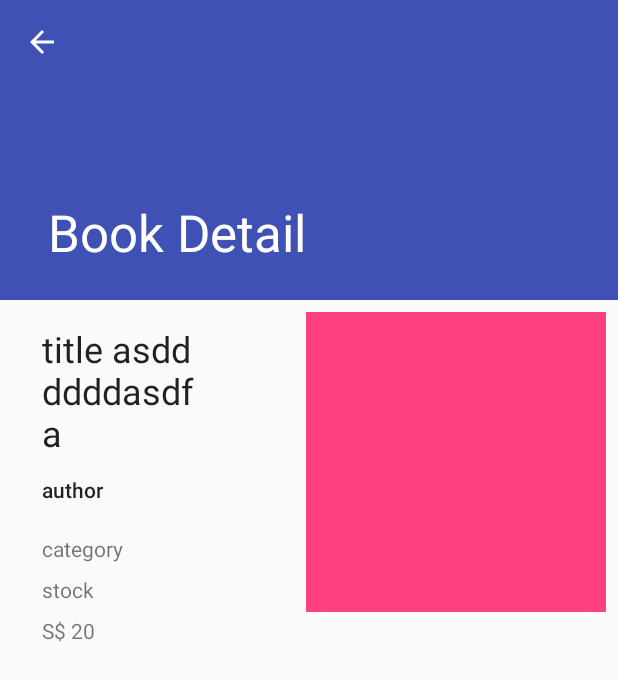
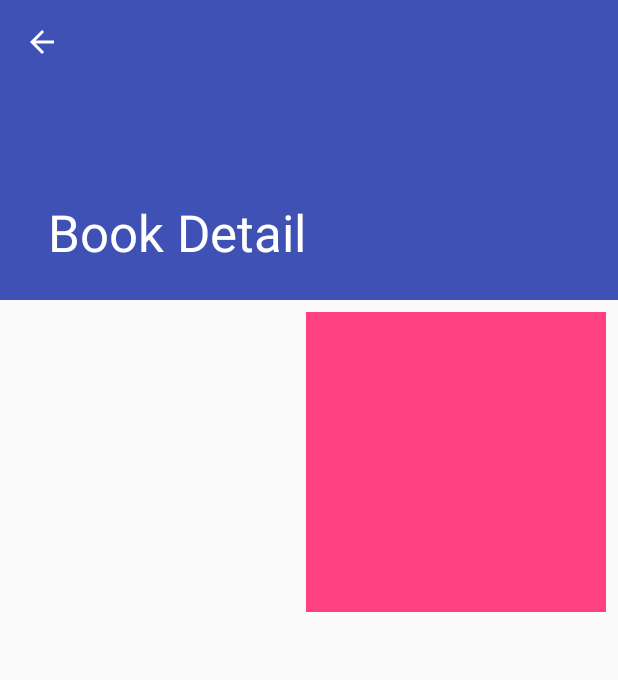
Before and after one commit to cktan105/SevenBooksApp, an Android app: the BookDetailFragment screen opened directly, with no data from a screen before it, on a phone screen of 412 x 824 dp. Shown: the top 680 px of the screen. Run offline under Robolectric (Android 15) with nearby library versions, the phone set to English and light mode, and no system bars; 1 statement that could not run was skipped.

Commit message:
Clean up

```diff
--- a/app/src/main/res/layout/book_detail.xml
+++ b/app/src/main/res/layout/book_detail.xml
@@ -12,8 +12,7 @@
         android:layout_height="wrap_content"
         android:layout_marginStart="28dp"
         android:layout_marginTop="16dp"
-        android:text="title asddddddasdf a"
-        app:layout_constraintEnd_toStartOf="@+id/image"
+        app:layout_constraintEnd_toStartOf="@+id/book_image"
         app:layout_constraintHorizontal_bias="0.0"
         app:layout_constraintStart_toStartOf="parent"
         app:layout_constraintTop_toTopOf="parent" />
@@ -35,7 +34,6 @@
         android:layout_height="wrap_content"
         android:layout_marginStart="28dp"
         android:layout_marginTop="12dp"
-        android:text="author"
         android:textIsSelectable="true"
         app:layout_constraintStart_toStartOf="parent"
         app:layout_constraintTop_toBottomOf="@+id/title" />
@@ -46,7 +44,6 @@
         android:layout_height="wrap_content"
         android:layout_marginStart="28dp"
         android:layout_marginTop="20dp"
-        android:text="category"
         app:layout_constraintStart_toStartOf="parent"
         app:layout_constraintTop_toBottomOf="@+id/author" />
 
@@ -56,7 +53,6 @@
         android:layout_height="wrap_content"
         android:layout_marginStart="28dp"
         android:layout_marginTop="8dp"
-        android:text="stock"
         app:layout_constraintStart_toStartOf="parent"
         app:layout_constraintTop_toBottomOf="@+id/category" />
 
@@ -66,7 +62,6 @@
         android:layout_height="wrap_content"
         android:layout_marginStart="28dp"
         android:layout_marginTop="8dp"
-        android:text="S$ 20"
         app:layout_constraintStart_toStartOf="parent"
         app:layout_constraintTop_toBottomOf="@+id/stock" />
 
@@ -80,6 +75,6 @@
         app:layout_constraintEnd_toEndOf="parent"
         app:layout_constraintHorizontal_bias="0.0"
         app:layout_constraintStart_toStartOf="parent"
-        app:layout_constraintTop_toBottomOf="@+id/image" />
+        app:layout_constraintTop_toBottomOf="@+id/book_image" />
 
 </android.support.constraint.ConstraintLayout>
--- a/app/src/main/res/layout/book_list_content.xml
+++ b/app/src/main/res/layout/book_list_content.xml
@@ -6,13 +6,13 @@
     android:orientation="vertical">
 
     <TextView
-        android:textStyle="bold"
         android:id="@+id/title"
         android:layout_width="match_parent"
         android:layout_height="wrap_content"
         android:ellipsize="end"
         android:textAppearance="?attr/textAppearanceListItem"
-        android:textSize="20sp" />
+        android:textSize="20sp"
+        android:textStyle="bold" />
 
     <TextView
         android:id="@+id/author"
```
Also changed, not shown: app/src/main/java/com/sa45team7/sevenbooksapp/dummy/DummyContent.java (deleted, +0 -47 lines).
